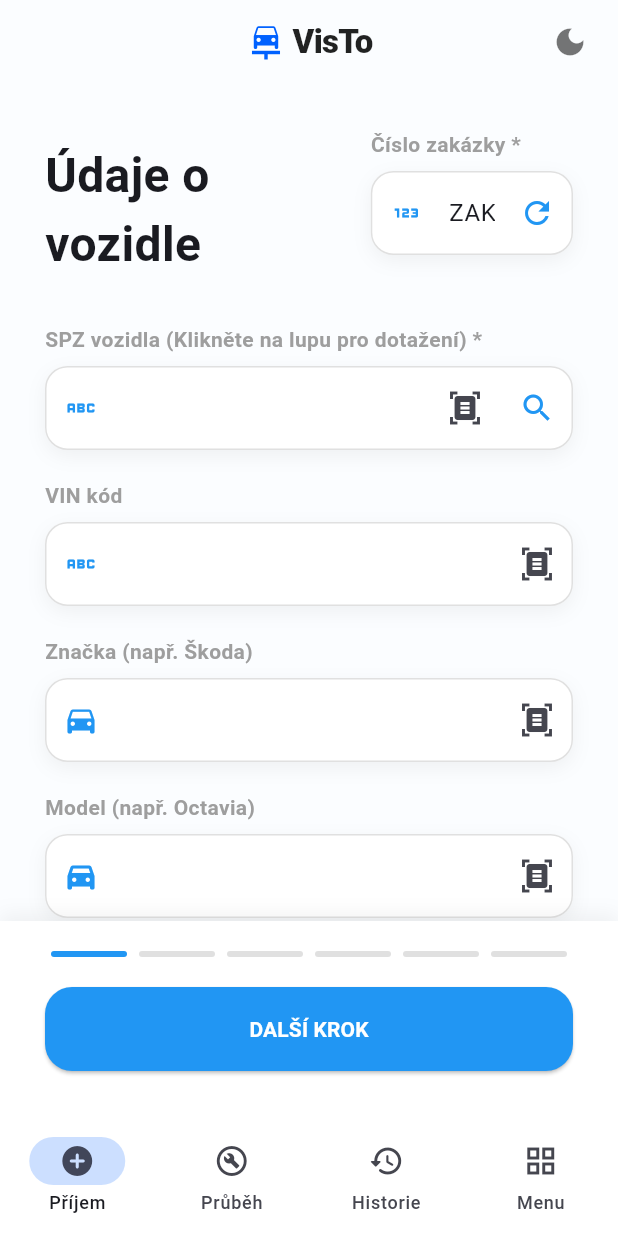
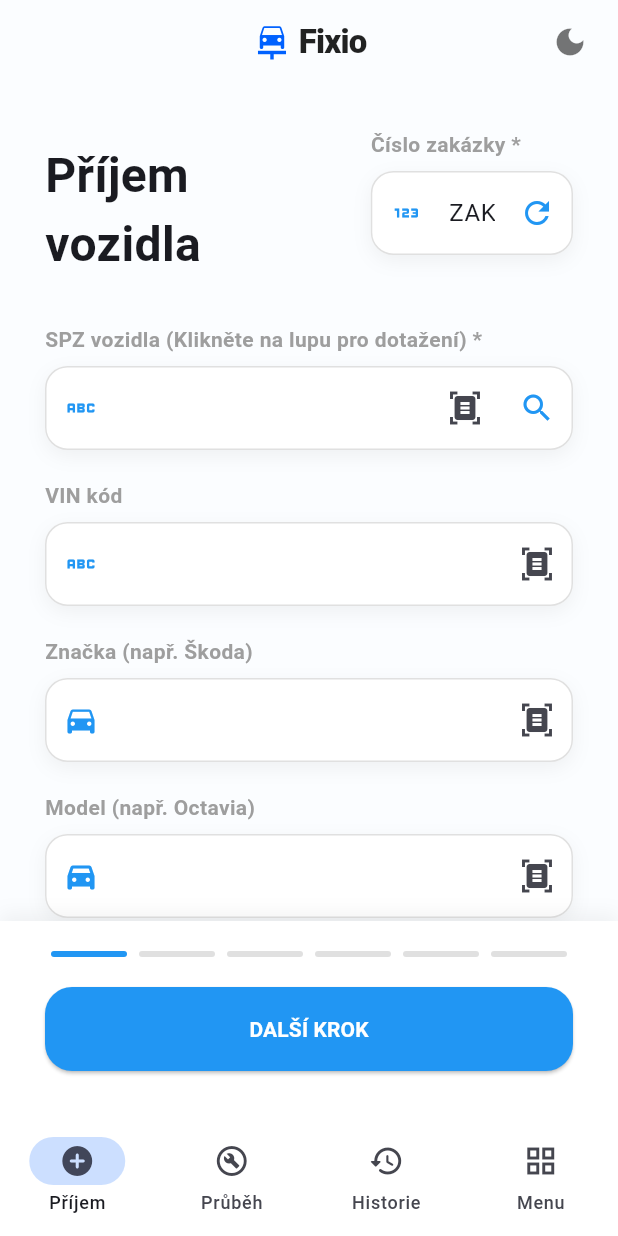
Before and after one commit to JanSvihalek/VisTo, a Flutter app: the screen it shows once a user with an empty profile is signed in, on a phone screen of 412 x 824 dp. Run offline on Flutter 3.47's test engine with Material 3 defaults, Android fonts, the phone set to English and light mode, and no system bars; our stand-ins replace cloud_firestore, firebase_auth, firebase_core, firebase_storage, image_picker, pdf and 2 more; missing offline and left inert: dart:html, google_mlkit_text_recognition; accounts and stored records are empty.

Commit message:
verze 2.8.1

```diff
--- a/lib/zalozky/auth_screen.dart
+++ b/lib/zalozky/auth_screen.dart
@@ -162,7 +162,7 @@ class _AuthScreenState extends State<AuthScreen> {
                 ),
                 const SizedBox(height: 15),
                 Text(
-                  'VisTo',
+                  'Fixio',
                   textAlign: TextAlign.center,
                   style: TextStyle(
                     fontSize: 40,
--- a/lib/zalozky/fakturace.dart
+++ b/lib/zalozky/fakturace.dart
@@ -780,7 +780,7 @@ class _FakturacePageState extends State<FakturacePage> {
             pw.SizedBox(height: 5),
             pw.Center(
               child: pw.Text(
-                'Vygenerováno systémem VisTo.',
+                'Vygenerováno systémem Fixio.',
                 style: pw.TextStyle(
                   font: fontRegular,
                   fontSize: 8,
--- a/lib/zalozky/historie.dart
+++ b/lib/zalozky/historie.dart
@@ -661,7 +661,7 @@ class _HistoryPageState extends State<HistoryPage> {
     Map<String, dynamic> data,
   ) async {
     final user = FirebaseAuth.instance.currentUser;
-    String hlavickaNazev = 'VISTO';
+    String hlavickaNazev = 'Fixio';
     String hlavickaIco = '';
     if (user != null) {
       final nastaveniDoc = await FirebaseFirestore.instance
@@ -669,7 +669,7 @@ class _HistoryPageState extends State<HistoryPage> {
           .doc(user.uid)
           .get();
       if (nastaveniDoc.exists) {
-        hlavickaNazev = nastaveniDoc.data()?['nazev_servisu'] ?? 'VISTO';
+        hlavickaNazev = nastaveniDoc.data()?['nazev_servisu'] ?? 'Fixio';
         hlavickaIco = nastaveniDoc.data()?['ico_servisu'] ?? '';
       }
     }
@@ -1115,7 +1115,7 @@ class _HistoryPageState extends State<HistoryPage> {
                     ],
                   ),
                   pw.Text(
-                    'Vygenerováno aplikací Visto',
+                    'Vygenerováno aplikací Fixio',
                     style: pw.TextStyle(
                       font: fontRegular,
                       fontSize: 10,
@@ -1127,7 +1127,7 @@ class _HistoryPageState extends State<HistoryPage> {
             ] else ...[
               pw.Center(
                 child: pw.Text(
-                  'Vygenerováno aplikací Visto',
+                  'Vygenerováno aplikací Fixio',
                   style: pw.TextStyle(
                     font: fontRegular,
                     fontSize: 10,
@@ -1641,7 +1641,7 @@ class _HistoryPageState extends State<HistoryPage> {
             pw.SizedBox(height: 5),
             pw.Center(
               child: pw.Text(
-                'Vygenerováno systémem VisTo.',
+                'Vygenerováno systémem Fixio.',
                 style: pw.TextStyle(
                   font: fontRegular,
                   fontSize: 8,
--- a/lib/zalozky/main_screen.dart
+++ b/lib/zalozky/main_screen.dart
@@ -45,8 +45,9 @@ class _MainScreenState extends State<MainScreen> {
               ),
               const SizedBox(width: 4),
               Text(
-                'VisTo',
-                style: TextStyle(
+  'Fixio',
+  style: TextStyle(
+// ...
                   fontWeight: FontWeight.w900,
                   color: isDark ? Colors.white : Colors.black87,
                   letterSpacing: -0.5,
--- a/lib/zalozky/onboarding.dart
+++ b/lib/zalozky/onboarding.dart
@@ -248,7 +248,7 @@ class _SetupWizardScreenState extends State<SetupWizardScreen> {
             child: const Icon(Icons.handshake, color: Colors.blue, size: 40),
           ),
           const SizedBox(height: 20),
-          const Text('Vítejte ve VisTo!', style: TextStyle(fontSize: 32, fontWeight: FontWeight.bold)),
+          const Text('Vítejte ve Fixio!', style: TextStyle(fontSize: 32, fontWeight: FontWeight.bold)),
           const SizedBox(height: 10),
           const Text('Nejprve vyplníme základní informace o vašem servisu. Ty se pak budou automaticky propisovat do faktur a protokolů.', style: TextStyle(fontSize: 14, color: Colors.grey)),
           const SizedBox(height: 40),
--- a/lib/zalozky/prijem_vozidla.dart
+++ b/lib/zalozky/prijem_vozidla.dart
@@ -849,7 +849,7 @@ class _MainWizardPageState extends State<MainWizardPage> {
               child: Padding(
                 padding: EdgeInsets.only(top: 8.0),
                 child: Text(
-                  'Údaje o vozidle',
+                  'Příjem vozidla',
                   style: TextStyle(fontSize: 32, fontWeight: FontWeight.bold),
                 ),
               ),
--- a/lib/zalozky/prubeh.dart
+++ b/lib/zalozky/prubeh.dart
@@ -1001,8 +1001,9 @@ class ActiveJobScreen extends StatelessWidget {
                     ],
                   ),
                   pw.Text(
-                    'Vygenerováno aplikací Visto',
-                    style: pw.TextStyle(
+  'Vygenerováno aplikací Fixio', // <-- Zde
+  style: pw.TextStyle(
+// ...
                       font: fontRegular,
                       fontSize: 10,
                       color: PdfColors.grey500,
@@ -1013,7 +1014,7 @@ class ActiveJobScreen extends StatelessWidget {
             ] else ...[
               pw.Center(
                 child: pw.Text(
-                  'Vygenerováno aplikací Visto',
+                  'Vygenerováno aplikací Fixio',
                   style: pw.TextStyle(
                     font: fontRegular,
                     fontSize: 10,
```
Also changed, not shown: 1 other file.
